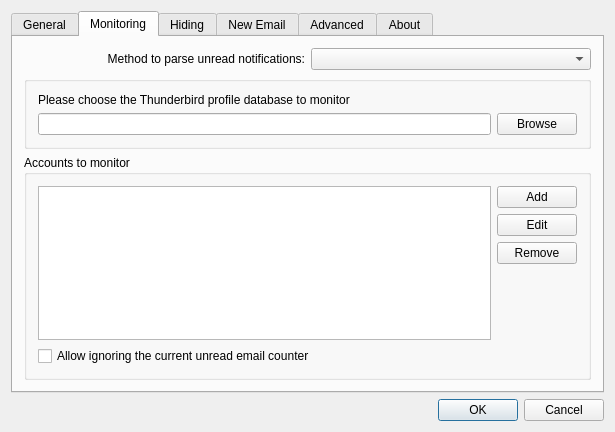
Above: src/dialogsettings.ui from gyunaev/birdtray before the change. Below: the same form after it.
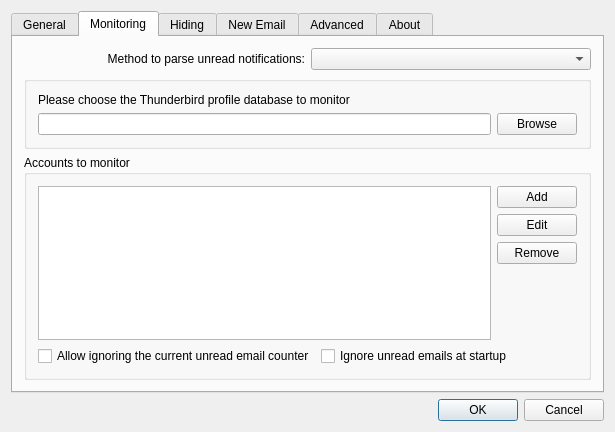
That is the form after the change. The open tabs and pages were chosen to show the change. Icons and pictures are not drawn. Custom widgets are drawn as their Qt base class.

Commit message:
Add option to ignore unread mails at startup (by @Mintulix)
Idea and code inspiration from @Mintulix. Closes #191.

Patch:
```diff
--- a/src/dialogsettings.ui
+++ b/src/dialogsettings.ui
@@ -425,6 +425,8 @@
            </layout>
           </item>
           <item>
+           <layout class="QHBoxLayout" name="horizontalLayout_12">
+            <item>
            <widget class="QCheckBox" name="boxAllowSuppression">
             <property name="toolTip">
              <string>&lt;html&gt;&lt;head/&gt;&lt;body&gt;&lt;p&gt;If enabled, this option adds the &amp;quot;Ignore currently unread emails&amp;quot; action to the context menu. This action allows you to ignore the emails which are currently unread. Birdtray would then pretend there are no unread emails left, and would only show new emails over the ignored count. &lt;/p&gt;&lt;p&gt;&lt;br/&gt;&lt;/p&gt;&lt;p&gt;For example, if there were 10 unread emails, and you clicked on &amp;quot;Ignore&amp;quot; action, Birdtray will show no unread email indicator as long as unread email count remains at 10. Once new email is received and you have 11 total unread emails, Birdtray will show the new email count as 1.&lt;/p&gt;&lt;p&gt;&lt;br/&gt;&lt;/p&gt;&lt;p&gt;If the unread email count goes below the &amp;quot;ignored&amp;quot; amount, the ignore resets to zero.&lt;/p&gt;&lt;/body&gt;&lt;/html&gt;</string>
@@ -434,6 +436,18 @@
             </property>
            </widget>
           </item>
+            <item>
+             <widget class="QCheckBox" name="ignoreStartupMailCountBox">
+              <property name="toolTip">
+               <string>Ignore all unread email that are present when Birdtray starts. Only new emails will be taken into account by the unread counter.</string>
+              </property>
+              <property name="text">
+               <string>Ignore unread emails at startup</string>
+              </property>
+             </widget>
+            </item>
+           </layout>
+          </item>
          </layout>
         </widget>
        </item>
```
Left out of the diff: 1 changed line with no effect on the pictures. Lines whose indentation alone changed are shown as unchanged. The commit also changes 5 other files.
